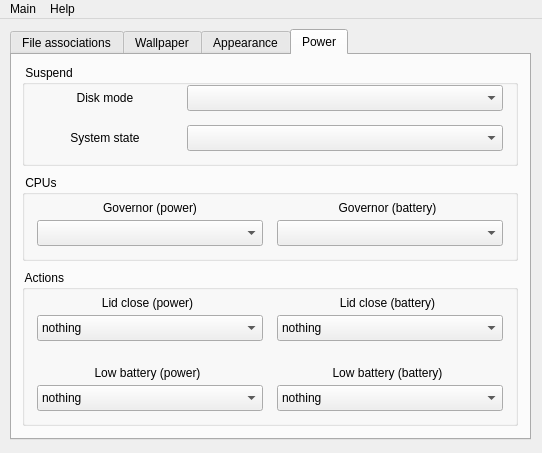
First picture: the form in src/qsettings/qsettings.ui, repository fluxer/bfp, before the edit.
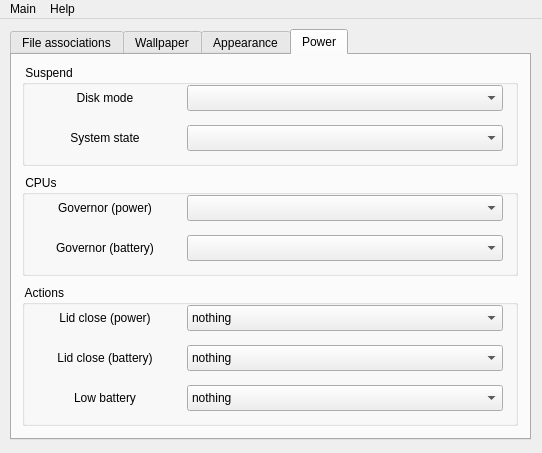
Second picture: the form after the edit. Icons and pictures are not drawn.

Commit message: implemented power settings loading

```diff
--- a/src/qsettings/qsettings.ui
+++ b/src/qsettings/qsettings.ui
@@ -479,9 +479,9 @@
       <widget class="QLabel" name="label_4">
        <property name="geometry">
         <rect>
-         <x>20</x>
+         <x>15</x>
          <y>20</y>
-         <width>126</width>
+         <width>136</width>
          <height>26</height>
         </rect>
        </property>
@@ -495,9 +495,9 @@
       <widget class="QLabel" name="label_5">
        <property name="geometry">
         <rect>
-         <x>20</x>
+         <x>15</x>
          <y>60</y>
-         <width>126</width>
+         <width>136</width>
          <height>26</height>
         </rect>
        </property>
@@ -518,7 +518,7 @@
         <x>10</x>
         <y>120</y>
         <width>496</width>
-        <height>86</height>
+        <height>101</height>
        </rect>
       </property>
       <property name="title">
@@ -527,24 +527,19 @@
       <widget class="QComboBox" name="StyleBox_3">
        <property name="geometry">
         <rect>
-         <x>15</x>
-         <y>45</y>
-         <width>226</width>
+         <x>165</x>
+         <y>60</y>
+         <width>316</width>
          <height>26</height>
         </rect>
        </property>
-       <item>
-        <property name="text">
-         <string/>
-        </property>
-       </item>
       </widget>
       <widget class="QLabel" name="label_6">
        <property name="geometry">
         <rect>
-         <x>20</x>
+         <x>15</x>
          <y>20</y>
-         <width>216</width>
+         <width>136</width>
          <height>26</height>
         </rect>
        </property>
@@ -558,24 +553,19 @@
       <widget class="QComboBox" name="StyleBox_8">
        <property name="geometry">
         <rect>
-         <x>255</x>
-         <y>45</y>
-         <width>226</width>
+         <x>165</x>
+         <y>20</y>
+         <width>316</width>
          <height>26</height>
         </rect>
        </property>
-       <item>
-        <property name="text">
-         <string/>
-        </property>
-       </item>
       </widget>
       <widget class="QLabel" name="label_11">
        <property name="geometry">
         <rect>
-         <x>255</x>
-         <y>20</y>
-         <width>221</width>
+         <x>15</x>
+         <y>60</y>
+         <width>136</width>
          <height>26</height>
         </rect>
        </property>
@@ -591,9 +581,9 @@
       <property name="geometry">
        <rect>
         <x>10</x>
-        <y>215</y>
+        <y>230</y>
         <width>496</width>
-        <height>156</height>
+        <height>141</height>
        </rect>
       </property>
       <property name="title">
@@ -602,9 +592,9 @@
       <widget class="QComboBox" name="StyleBox_4">
        <property name="geometry">
         <rect>
-         <x>15</x>
-         <y>45</y>
-         <width>226</width>
+         <x>165</x>
+         <y>20</y>
+         <width>316</width>
          <height>26</height>
         </rect>
        </property>
@@ -629,7 +619,7 @@
         <rect>
          <x>15</x>
          <y>20</y>
-         <width>221</width>
+         <width>136</width>
          <height>26</height>
         </rect>
        </property>
@@ -643,9 +633,9 @@
       <widget class="QComboBox" name="StyleBox_5">
        <property name="geometry">
         <rect>
-         <x>255</x>
-         <y>45</y>
-         <width>226</width>
+         <x>165</x>
+         <y>60</y>
+         <width>316</width>
          <height>26</height>
         </rect>
        </property>
@@ -668,9 +658,9 @@
       <widget class="QLabel" name="label_8">
        <property name="geometry">
         <rect>
-         <x>255</x>
-         <y>20</y>
-         <width>221</width>
+         <x>15</x>
+         <y>60</y>
+         <width>136</width>
          <height>26</height>
         </rect>
        </property>
@@ -684,50 +674,9 @@
       <widget class="QComboBox" name="StyleBox_6">
        <property name="geometry">
         <rect>
-         <x>15</x>
-         <y>115</y>
-         <width>226</width>
-         <height>26</height>
-        </rect>
-       </property>
-       <item>
-        <property name="text">
-         <string>nothing</string>
-        </property>
-       </item>
-       <item>
-        <property name="text">
-         <string>suspend</string>
-        </property>
-       </item>
-       <item>
-        <property name="text">
-         <string>shutdown</string>
-        </property>
-       </item>
-      </widget>
-      <widget class="QLabel" name="label_9">
-       <property name="geometry">
-        <rect>
-         <x>15</x>
-         <y>90</y>
-         <width>221</width>
-         <height>26</height>
-        </rect>
-       </property>
-       <property name="text">
-        <string>Low battery (power)</string>
-       </property>
-       <property name="alignment">
-        <set>Qt::AlignCenter</set>
-       </property>
-      </widget>
-      <widget class="QComboBox" name="StyleBox_7">
-       <property name="geometry">
-        <rect>
-         <x>255</x>
-         <y>115</y>
-         <width>226</width>
+         <x>165</x>
+         <y>100</y>
+         <width>316</width>
          <height>26</height>
         </rect>
        </property>
@@ -750,14 +699,14 @@
       <widget class="QLabel" name="label_10">
        <property name="geometry">
         <rect>
-         <x>255</x>
-         <y>90</y>
-         <width>221</width>
+         <x>15</x>
+         <y>100</y>
+         <width>136</width>
          <height>26</height>
         </rect>
        </property>
        <property name="text">
-        <string>Low battery (battery)</string>
+        <string>Low battery</string>
        </property>
        <property name="alignment">
         <set>Qt::AlignCenter</set>
```
Left out of the diff: 36 changed lines with no effect on the pictures. The commit also changes 5 other files.
